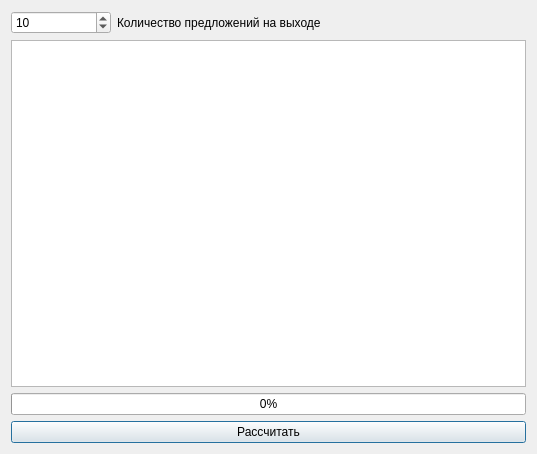
AndreyTulyakov/TextStageProcessor, file sources/DialogAnnotationMaker.ui: the form before one commit.
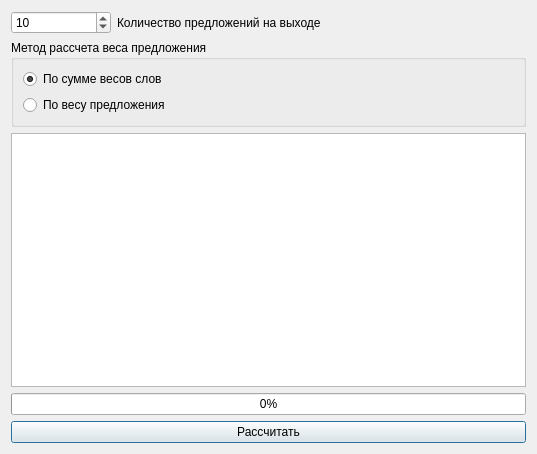
The form after the commit.

Commit message: Добавил режимы аннотации.

```diff
--- a/sources/DialogAnnotationMaker.ui
+++ b/sources/DialogAnnotationMaker.ui
@@ -44,6 +44,32 @@
      </item>
     </layout>
    </item>
+   <item>
+    <widget class="QGroupBox" name="groupBox">
+     <property name="title">
+      <string>Метод рассчета веса предложения</string>
+     </property>
+     <layout class="QVBoxLayout" name="verticalLayout_2">
+      <item>
+       <widget class="QRadioButton" name="radioButtonMethodWordsSum">
+        <property name="text">
+         <string>По сумме весов слов</string>
+        </property>
+        <property name="checked">
+         <bool>true</bool>
+        </property>
+       </widget>
+      </item>
+      <item>
+       <widget class="QRadioButton" name="radioButtonMethodSentenceValue">
+        <property name="text">
+         <string>По весу предложения</string>
+        </property>
+       </widget>
+      </item>
+     </layout>
+    </widget>
+   </item>
    <item>
     <widget class="QTextEdit" name="textEdit">
      <property name="readOnly">
```
The commit also changes 1 other file.
